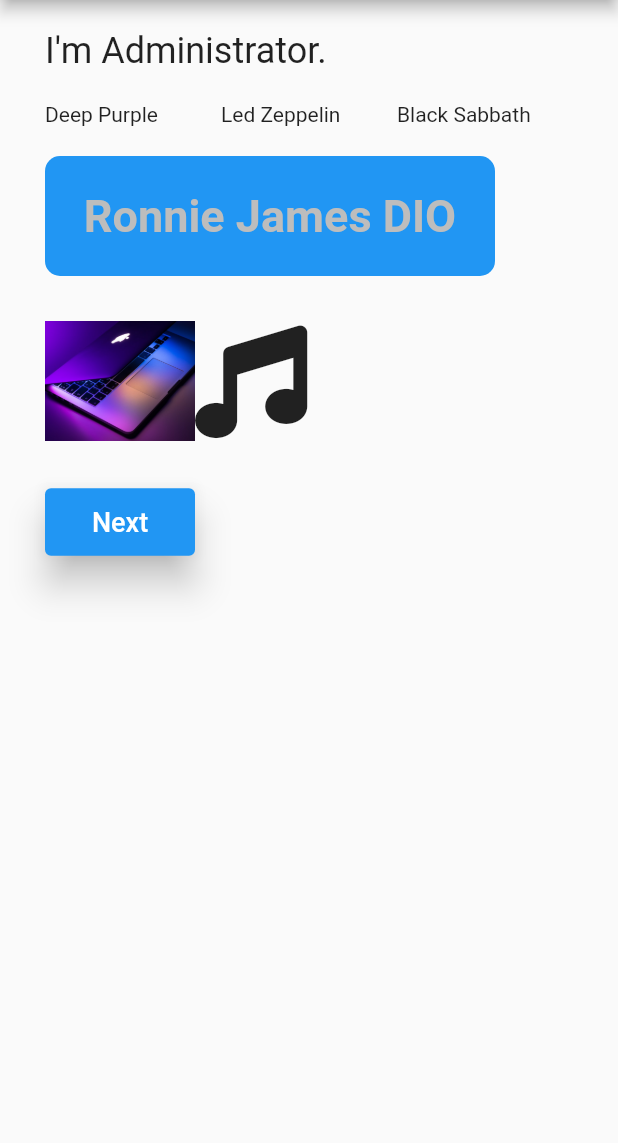
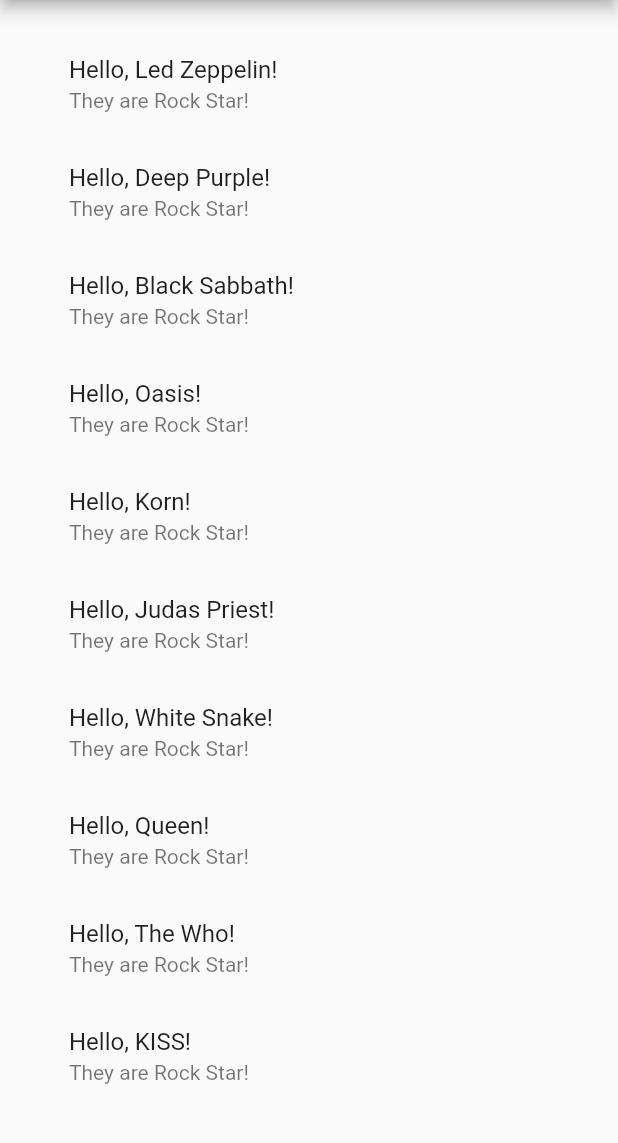
Before and after one commit to academy3746/udemy_lecture, a Flutter app: the screen it shows after launch, on a phone screen of 412 x 824 dp, the part 84-1227 px from its top. Run offline on Flutter 3.47's test engine with Material 2 defaults, Android fonts, the light colour scheme and no system bars.

Commit message:
1. 4th Challenge

```diff
--- a/lib/features/main_screen/main_screen.dart
+++ b/lib/features/main_screen/main_screen.dart
@@ -1,7 +1,5 @@
 // ignore_for_file: avoid_print
-
 import 'package:flutter/material.dart';
-import 'package:font_awesome_flutter/font_awesome_flutter.dart';
 
 class MainScreen extends StatefulWidget {
   static String routeName = "/main";
@@ -13,6 +11,26 @@
 }
 
 class _MainScreenState extends State<MainScreen> {
+  List myBand = [
+    "Led Zeppelin",
+    "Deep Purple",
+    "Black Sabbath",
+    "Oasis",
+    "Korn",
+    "Judas Priest",
+    "White Snake",
+    "Queen",
+    "The Who",
+    "KISS",
+    "Nirvana",
+    "Metallica",
+    "MegaDeth",
+    "Helloween",
+    "Stratovarius",
+    "Iron Maiden",
+    "Radiohead",
+  ];
+
   @override
   Widget build(BuildContext context) {
     return Scaffold(
@@ -30,92 +48,14 @@
           vertical: 20,
           horizontal: 30,
         ),
-        child: Column(
-          mainAxisAlignment: MainAxisAlignment.start,
-          crossAxisAlignment: CrossAxisAlignment.start,
-          children: [
-            const Text(
-              "I'm Administrator.",
-              style: TextStyle(
-                fontSize: 24,
-              ),
-            ),
-            const SizedBox(
-              height: 20,
-            ),
-            const Row(
-              children: [
-                Expanded(
-                  child: Text("Deep Purple"),
-                ),
-                Expanded(
-                  child: Text("Led Zeppelin"),
-                ),
-                Expanded(
-                  child: Text("Black Sabbath"),
-                ),
-              ],
-            ),
-            Container(
-              decoration: BoxDecoration(
-                borderRadius: BorderRadius.circular(10),
-                color: Colors.blue,
-              ),
-              margin: const EdgeInsets.only(
-                top: 20,
-                bottom: 20,
-              ),
-              width: 300,
-              height: 80,
-              alignment: Alignment.center,
-              child: Text(
-                "Ronnie James DIO",
-                style: TextStyle(
-                  fontSize: 30,
-                  color: Colors.grey.shade400,
-                  fontWeight: FontWeight.w600,
-                ),
-              ),
-            ),
-            Row(
-              children: [
-                Image.asset(
-                  "assets/images/mac.jpg",
-                  width: 100,
-                  height: 100,
-                ),
-                const FaIcon(
-                  FontAwesomeIcons.music,
-                  size: 75,
-                ),
-              ],
-            ),
-            const SizedBox(
-              height: 20,
-            ),
-            ElevatedButton(
-              style: ElevatedButton.styleFrom(
-                backgroundColor: Theme.of(context).primaryColor,
-                fixedSize: const Size(
-                  100,
-                  45,
-                ),
-                elevation: 10,
-              ),
-              onPressed: () {
-                print("ElevatedButton has pressed.");
-              },
-              child: const Text(
-                "Next",
-                style: TextStyle(
-                  fontSize: 18,
-                ),
-              ),
-            ),
-            const SizedBox(
-              height: 16,
-            ),
-          ],
+        child: ListView.builder(
+          itemBuilder: (BuildContext context, int index) {
+            return ListTile(
+              title: Text("Hello, ${myBand[index]}!"),
+              subtitle: const Text("They are Rock Star!"),
+            );
+          },
+          itemCount: myBand.length,
         ),
       ),
     );
```
